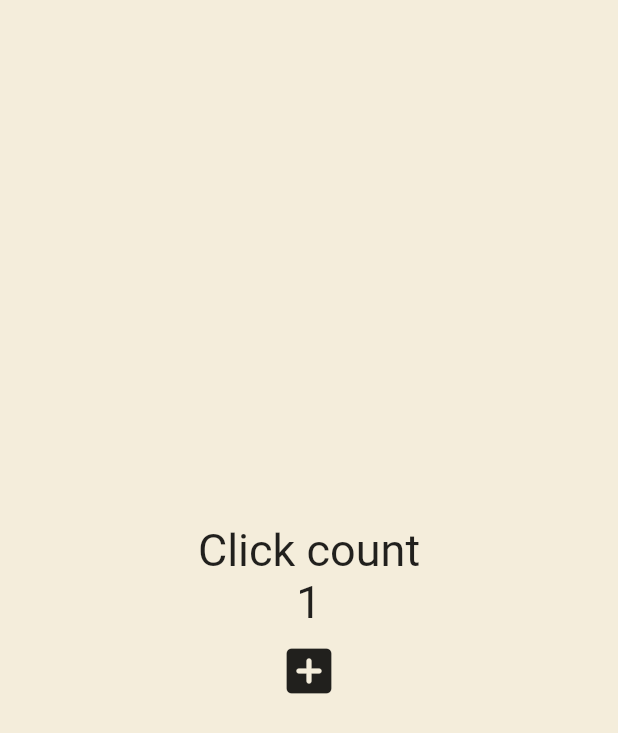
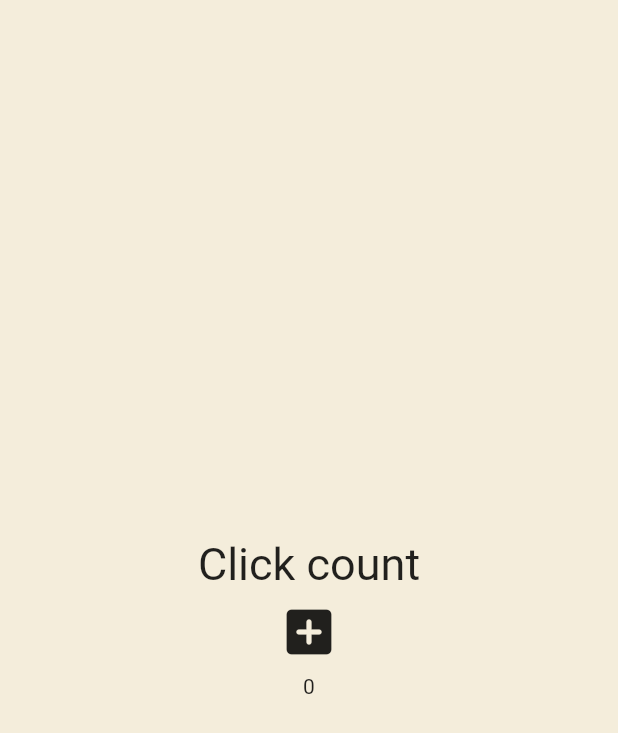
Before and after one commit to yyeonkim/flutterStudy, a Flutter app: the screen it shows after launch, after a tap on the "add box" icon, on a phone screen of 412 x 824 dp. Shown: the top 733 px of the screen. Run offline on Flutter 3.47's test engine with Material 2 defaults, Android fonts, the phone set to English and light mode, and no system bars.

Commit message:
Collection for 추가

```diff
--- a/lib/main.dart
+++ b/lib/main.dart
@@ -10,11 +10,11 @@ class App extends StatefulWidget {
 }
 
 class _AppState extends State<App> {
-  int counter = 0;
+  List<int> numbers = [];
 
   void onPressed() {
     setState(() {
-      counter += 1;
+      numbers.add(numbers.length);
     });
   }
 
@@ -30,14 +30,11 @@ class _AppState extends State<App> {
                 "Click count",
                 style: TextStyle(fontSize: 30),
               ),
-              Text(
-                "$counter",
-                style: const TextStyle(fontSize: 30),
-              ),
               IconButton(
                   iconSize: 40,
                   onPressed: onPressed,
-                  icon: const Icon(Icons.add_box_rounded))
+                  icon: const Icon(Icons.add_box_rounded)),
+              for (int n in numbers) Text("$n"),
             ]),
           )),
     );
```
